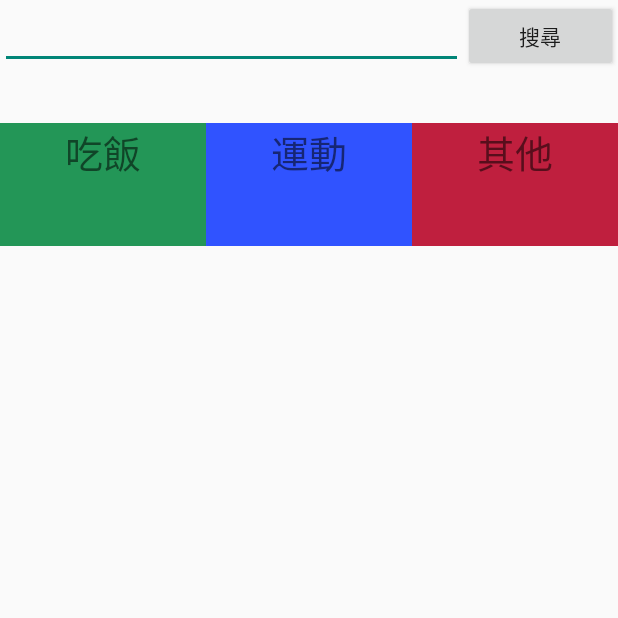
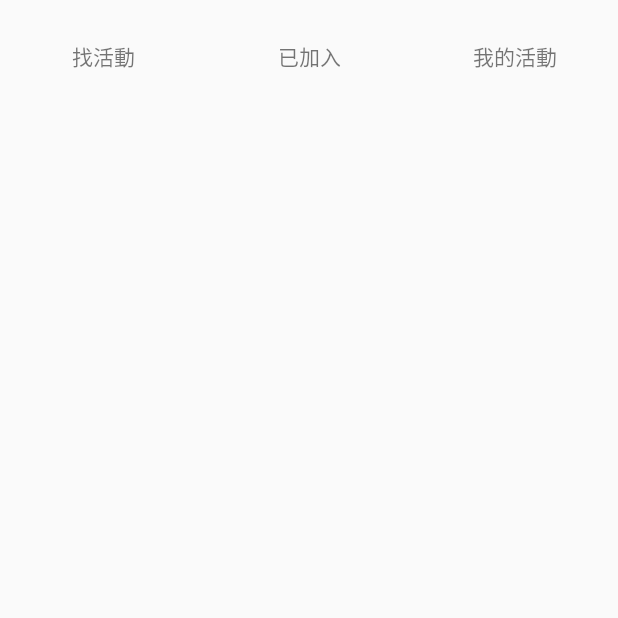
Before and after one commit to Jusnit/NTUHappyTogether, an Android app: the Lobby screen opened directly, with no data from a screen before it, after a tap on an icon or button, on a phone screen of 412 x 824 dp, the top half of it. Run offline under Robolectric (Android 15) with nearby library versions, the phone set to English and light mode, and no system bars; 1 statement that could not run was skipped.

Commit message:
活動中心建置完成 可以用關鍵字找活動

```diff
--- a/app/src/main/AndroidManifest.xml
+++ b/app/src/main/AndroidManifest.xml
@@ -39,7 +39,7 @@
                 <action android:name="com.google.android.c2dm.intent.RECEIVE" />
                 <action android:name="com.google.android.c2dm.intent.REGISTRATION" />
 
-<!--                   IMPORTANT: Change "com.parse.starter" to match your app's package name. -->
+                <!-- IMPORTANT: Change "com.parse.starter" to match your app's package name. -->
                 <category android:name="com.example.user.ntuhappytogether" />
             </intent-filter>
         </receiver>
@@ -71,6 +71,10 @@
             android:label="@string/title_activity_join_event"
             android:screenOrientation="portrait" >
         </activity>
+        <activity
+            android:name=".EventController"
+            android:label="@string/title_activity_event_controller" >
+        </activity>
     </application>
 
 </manifest>
--- a/app/src/main/java/ParseUtil/ParseFunction.java
+++ b/app/src/main/java/ParseUtil/ParseFunction.java
@@ -123,10 +123,10 @@ public class ParseFunction {
         }
     }
 
-    public static void joinEvent (ParseUser user,String eventId) {
+    public static void joinEvent (String userId,String eventId) {
         HashMap<String, String> joinMap = new HashMap();
-        joinMap.put("objectId", eventId);
-        joinMap.put("userId",user.getObjectId());
+        joinMap.put("eventId", eventId);
+        joinMap.put("userId",userId);
         ParseCloud.callFunctionInBackground("join", joinMap, new FunctionCallback<String>() {
             public void done(String result, ParseException e) {
                 if (e == null) {
--- /dev/null
+++ b/app/src/main/java/com/example/user/ntuhappytogether/EventController.java
@@ -0,0 +1,91 @@
+package com.example.user.ntuhappytogether;
+
+import android.app.Activity;
+import android.app.Fragment;
+import android.net.Uri;
+import android.os.Bundle;
+import android.view.Menu;
+import android.view.MenuItem;
+import android.view.View;
+import android.view.Window;
+import android.view.WindowManager;
+import android.widget.TextView;
+
+import fragment.AlreadyJoin;
+import fragment.MyEventFragment;
+import fragment.SearchEvent;
+
+public class EventController extends Activity implements MyEventFragment.OnFragmentInteractionListener
+        , SearchEvent.OnFragmentInteractionListener, AlreadyJoin.OnFragmentInteractionListener{
+
+    private TextView searchEventTV,alreadyJoinTV,myEventTV;
+    private Fragment searchFragment,alreadyJoinFragment,myEventFragment;
+
+
+    @Override
+    protected void onCreate(Bundle savedInstanceState) {
+        super.onCreate(savedInstanceState);
+        this.requestWindowFeature(Window.FEATURE_NO_TITLE);
+        this.getWindow().setFlags(WindowManager.LayoutParams.FLAG_FULLSCREEN, WindowManager.LayoutParams.FLAG_FULLSCREEN);
+        setContentView(R.layout.activity_event_controller);
+        setWidgets();
+    }
+
+    private void setWidgets(){
+        searchFragment = new SearchEvent();
+        alreadyJoinFragment = new AlreadyJoin();
+        myEventFragment = new MyEventFragment();
+
+        searchEventTV = (TextView)findViewById(R.id.serachevent_textview);
+        searchEventTV.setOnClickListener(new View.OnClickListener() {
+            @Override
+            public void onClick(View v) {
+
+                getFragmentManager().beginTransaction().replace(R.id.fragment_frame, searchFragment)
+                        .commit();
+            }
+        });
+        alreadyJoinTV = (TextView)findViewById(R.id.already_join_textivew);
+        alreadyJoinTV.setOnClickListener(new View.OnClickListener() {
+            @Override
+            public void onClick(View v) {
+                getFragmentManager().beginTransaction().replace(R.id.fragment_frame, alreadyJoinFragment)
+                        .commit();
+            }
+        });
+        myEventTV= (TextView)findViewById(R.id.my_event_textview);
+        myEventTV.setOnClickListener(new View.OnClickListener() {
+            @Override
+            public void onClick(View v) {
+                getFragmentManager().beginTransaction().replace(R.id.fragment_frame, myEventFragment)
+                        .commit();
+            }
+        });
+    }
+    @Override
+    public boolean onCreateOptionsMenu(Menu menu) {
+        // Inflate the menu; this adds items to the action bar if it is present.
+        getMenuInflater().inflate(R.menu.menu_event_controller, menu);
+        return true;
+    }
+
+    @Override
+    public boolean onOptionsItemSelected(MenuItem item) {
+        // Handle action bar item clicks here. The action bar will
+        // automatically handle clicks on the Home/Up button, so long
+        // as you specify a parent activity in AndroidManifest.xml.
+        int id = item.getItemId();
+
+        //noinspection SimplifiableIfStatement
+        if (id == R.id.action_settings) {
+            return true;
+        }
+
+        return super.onOptionsItemSelected(item);
+    }
+
+    @Override
+    public void onFragmentInteraction(Uri uri){
+
+    }
+}
--- a/app/src/main/java/com/example/user/ntuhappytogether/JoinEventActivity.java
+++ b/app/src/main/java/com/example/user/ntuhappytogether/JoinEventActivity.java
@@ -123,6 +123,6 @@ public class JoinEventActivity extends Activity {
             });
 
         }
-    };
+    }
 
 }
--- a/app/src/main/java/com/example/user/ntuhappytogether/Lobby.java
+++ b/app/src/main/java/com/example/user/ntuhappytogether/Lobby.java
@@ -91,7 +91,7 @@ public class Lobby extends Activity {
         joinEventView.setOnClickListener(new View.OnClickListener() {
             @Override
             public void onClick(View v) {
-                startActivity(new Intent().setClass(Lobby.this,JoinEventActivity.class));
+                startActivity(new Intent().setClass(Lobby.this,EventController.class));
 
             }
         });
--- a/app/src/main/res/layout/activity_event_controller.xml
+++ b/app/src/main/res/layout/activity_event_controller.xml
@@ -1,5 +1,61 @@
 <?xml version="1.0" encoding="utf-8"?>
 <LinearLayout xmlns:android="http://schemas.android.com/apk/res/android"
-    android:layout_width="match_parent" android:layout_height="match_parent">
+    android:layout_width="match_parent" android:layout_height="match_parent"
+    android:orientation="vertical">
+
+    <LinearLayout
+        android:orientation="horizontal"
+        android:layout_width="match_parent"
+        android:layout_height="0dp"
+        android:layout_weight="1">
+
+
+
+
+
+        <RelativeLayout
+            android:layout_width="0dp"
+            android:layout_weight="1"
+            android:layout_height="match_parent">
+            <TextView
+                android:layout_width="match_parent"
+                android:layout_height="match_parent"
+                android:text="找活動"
+                android:id="@+id/serachevent_textview"
+                android:gravity="center"
+                />
+        </RelativeLayout>
+
+        <RelativeLayout
+            android:layout_width="0dp"
+            android:layout_weight="1"
+            android:layout_height="match_parent">
+            <TextView
+                android:layout_width="match_parent"
+                android:layout_height="match_parent"
+                android:text="已加入"
+                android:id="@+id/already_join_textivew"
+                android:gravity="center"
+                />
+        </RelativeLayout>
+
+        <RelativeLayout
+            android:layout_width="0dp"
+            android:layout_weight="1"
+            android:layout_height="match_parent">
+            <TextView
+                android:layout_width="match_parent"
+                android:layout_height="match_parent"
+                android:text="我的活動"
+                android:id="@+id/my_event_textview"
+                android:gravity="center"/>
+        </RelativeLayout>
+    </LinearLayout>
+
+    <RelativeLayout
+        android:layout_width="match_parent"
+        android:layout_height="0dp"
+        android:layout_weight="10"
+        android:id="@+id/fragment_frame"></RelativeLayout>
 
 </LinearLayout>
--- a/app/src/main/res/layout/activity_lobby.xml
+++ b/app/src/main/res/layout/activity_lobby.xml
@@ -62,7 +62,7 @@
                 android:layout_width="wrap_content"
                 android:layout_height="0dp"
                 android:layout_weight="1"
-                android:text="加入活動"
+                android:text="活動中心"
                 android:id="@+id/textView2"
                 android:textSize="@dimen/lobby_text_size"
                 android:layout_gravity="center"
--- a/app/src/main/res/layout/fragment_join.xml
+++ b/app/src/main/res/layout/fragment_join.xml
@@ -82,11 +82,14 @@
         </LinearLayout>
 
         <ListView
-            android:layout_width="wrap_content"
+            android:layout_width="match_parent"
             android:layout_height="0dp"
             android:layout_weight="8"
             android:id="@+id/listView"
             android:visibility="visible"
-            android:gravity="center_horizontal"/>
+            android:gravity="center_horizontal"
+            android:layout_gravity="center_horizontal"
+
+            android:clickable="true"/>
     </LinearLayout>
 </RelativeLayout>
--- a/app/src/main/res/layout/login_dialog.xml
+++ b/app/src/main/res/layout/login_dialog.xml
@@ -26,6 +26,7 @@
             android:layout_width="match_parent"
             android:layout_height="match_parent"
             android:hint="密碼"
+            android:inputType="textPassword"
             android:id="@+id/login_password"></EditText>
     </LinearLayout>
 
--- /dev/null
+++ b/app/src/main/res/menu/menu_event_controller.xml
@@ -0,0 +1,7 @@
+<menu xmlns:android="http://schemas.android.com/apk/res/android"
+    xmlns:app="http://schemas.android.com/apk/res-auto"
+    xmlns:tools="http://schemas.android.com/tools"
+    tools:context="com.example.user.ntuhappytogether.EventController">
+    <item android:id="@+id/action_settings" android:title="@string/action_settings"
+        android:orderInCategory="100" app:showAsAction="never" />
+</menu>
--- a/app/src/main/res/values/strings.xml
+++ b/app/src/main/res/values/strings.xml
@@ -12,9 +12,13 @@
     <string name="sendregister">確認送出</string>
     <string name="sendcreate">創建活動</string>
     <string name="create">創建</string>
+    <string name="eventinfo">活動資訊</string>
+    <string name="join">加入</string>
 
-<!-- TODO: Remove or change this placeholder text -->
+
+    <!-- TODO: Remove or change this placeholder text -->
     <string name="hello_blank_fragment">Hello blank fragment</string>
+    <string name="title_activity_event_controller">EventController</string>
 
 
 
```
Also changed, not shown: app/src/main/java/fragment/AlreadyJoin.java (added, +110 -0 lines), app/src/main/java/fragment/SearchEvent.java (+127 -1 lines), app/src/main/res/layout/event_info.xml (added, +100 -0 lines), app/src/main/res/layout/fragment_already_join.xml (added, +7 -0 lines), app/src/main/res/layout/my_simple_listview.xml (added, +23 -0 lines).
